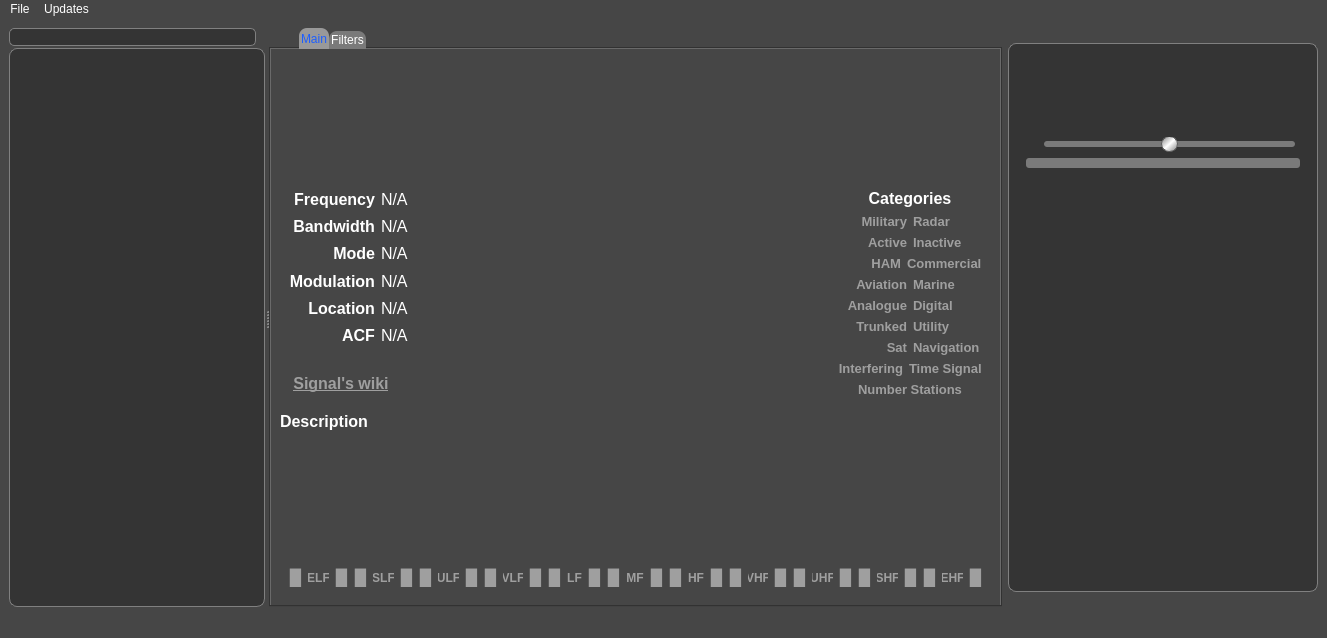
Above: main_window.ui from vbrizgamnk/Artemis before the change. Below: the same form after it.
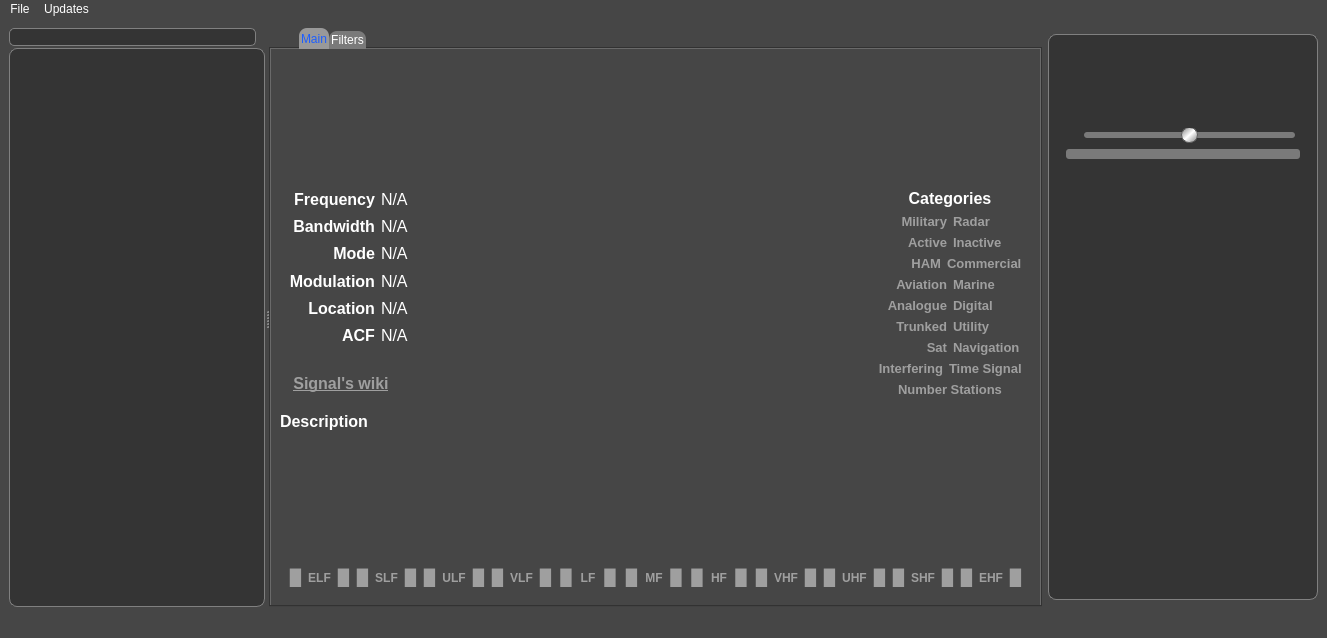
That is the form after the change. Icons and pictures are not drawn.

Commit message: Added standard default pictures

Diff of the .ui file:
```diff
--- a/main_window.ui
+++ b/main_window.ui
@@ -1920,7 +1920,7 @@
       </property>
       <property name="minimumSize">
        <size>
-        <width>310</width>
+        <width>270</width>
         <height>0</height>
        </size>
       </property>
@@ -2159,7 +2159,7 @@
          <property name="minimumSize">
           <size>
            <width>250</width>
-           <height>400</height>
+           <height>417</height>
           </size>
          </property>
          <property name="toolTip">
```
Left out of the diff: 4 changed lines with no effect on the pictures. The commit also changes 2 other files.
